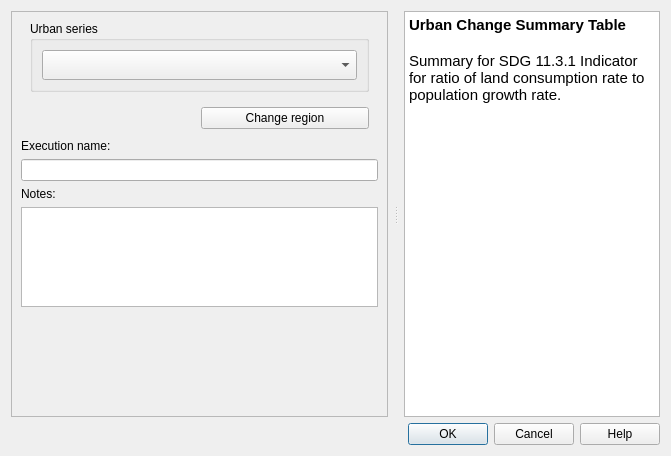
ConservationInternational/trends.earth, file LDMP/gui/DlgCalculateUrbanSummaryTable.ui: the form before one commit.
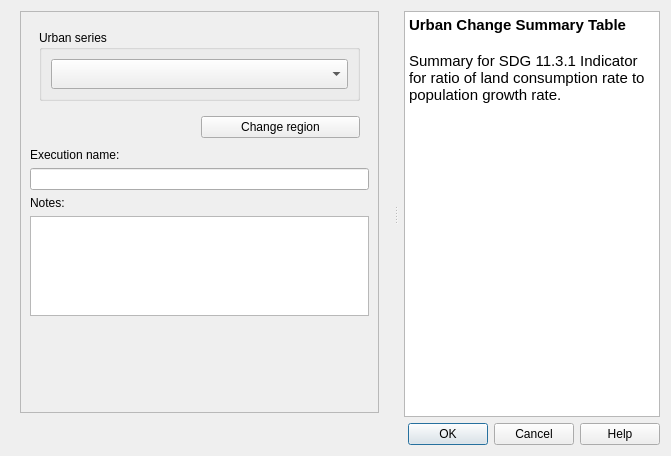
The form after the commit. Custom widgets are drawn as their Qt base class.

Commit message: added scroll area in all algorithm execution dialogs

Diff of the .ui file:
```diff
--- a/LDMP/gui/DlgCalculateUrbanSummaryTable.ui
+++ b/LDMP/gui/DlgCalculateUrbanSummaryTable.ui
@@ -36,7 +36,7 @@
        </sizepolicy>
       </property>
       <property name="frameShape">
-       <enum>QFrame::StyledPanel</enum>
+       <enum>QFrame::NoFrame</enum>
       </property>
       <property name="frameShadow">
        <enum>QFrame::Raised</enum>
@@ -55,6 +55,21 @@
         <number>4</number>
        </property>
        <item>
+        <widget class="QScrollArea" name="scrollArea">
+         <property name="widgetResizable">
+          <bool>true</bool>
+         </property>
+         <widget class="QWidget" name="scrollAreaWidgetContents">
+          <property name="geometry">
+           <rect>
+            <x>0</x>
+            <y>0</y>
+            <width>361</width>
+            <height>401</height>
+           </rect>
+          </property>
+          <layout class="QVBoxLayout" name="verticalLayout_4">
+           <item>
         <widget class="QFrame" name="setup_frame">
          <property name="frameShape">
           <enum>QFrame::NoFrame</enum>
@@ -201,10 +216,14 @@
          <property name="sizeHint" stdset="0">
           <size>
            <width>20</width>
-           <height>40</height>
+               <height>63</height>
           </size>
          </property>
         </spacer>
+           </item>
+          </layout>
+         </widget>
+        </widget>
        </item>
       </layout>
      </widget>
```
Lines whose indentation alone changed are shown as unchanged. The commit also changes 12 other files.
